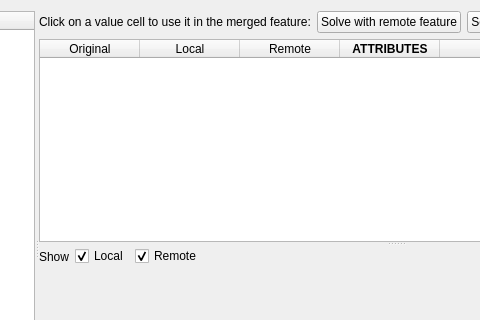
boundlessgeo/qgis-geogiglight-plugin, file geogig/ui/conflictdialog.ui: the form before one commit; both pictures show x 192 to 672 and y 0 to 320 of the 956 by 496 pixel window.
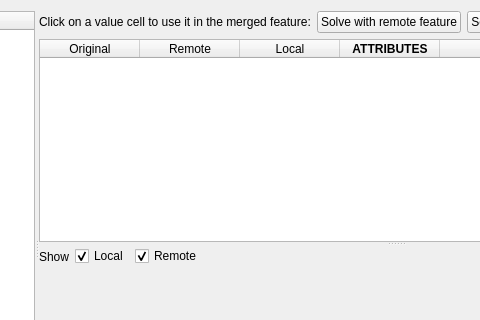
The form after the commit.

Commit message: fixed local/remote column names in conflict dialog

```diff
--- a/geogig/ui/conflictdialog.ui
+++ b/geogig/ui/conflictdialog.ui
@@ -120,12 +120,12 @@
           </column>
           <column>
            <property name="text">
-            <string>Local</string>
+            <string>Remote</string>
            </property>
           </column>
           <column>
            <property name="text">
-            <string>Remote</string>
+            <string>Local</string>
            </property>
           </column>
           <column>
```
